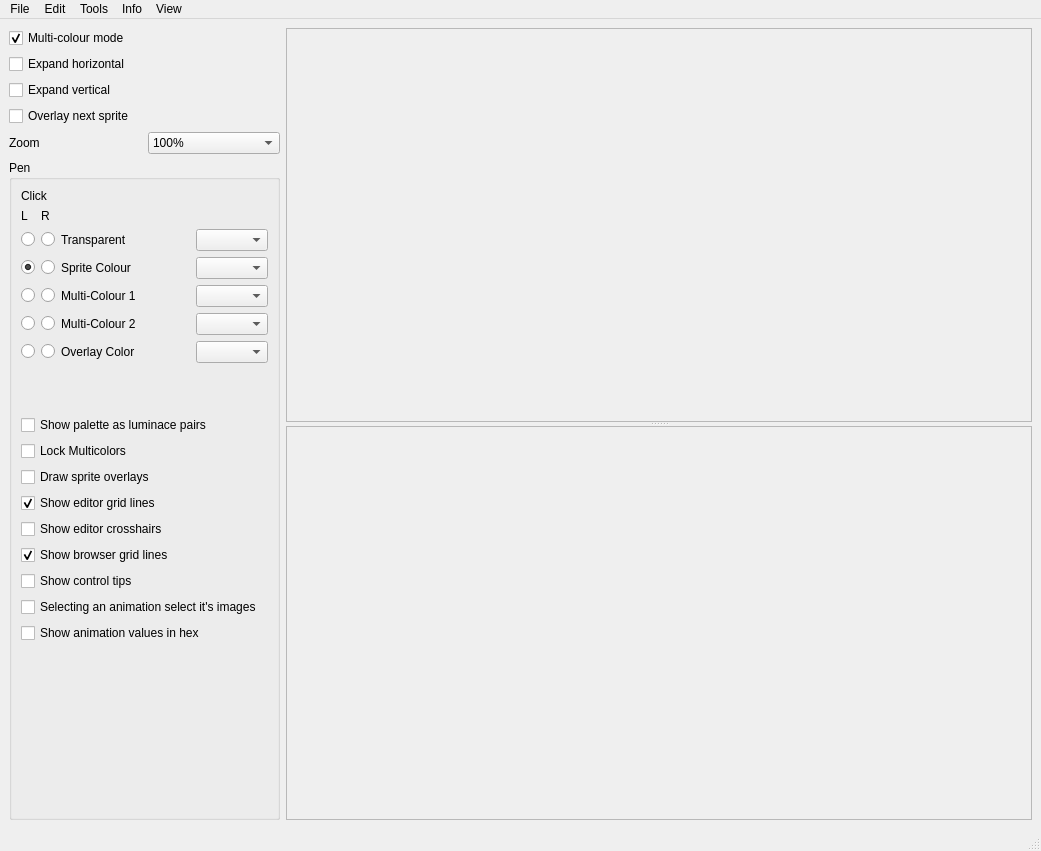
Qt form mainwindow.ui (jowin202/OpenSprite) before a commit.
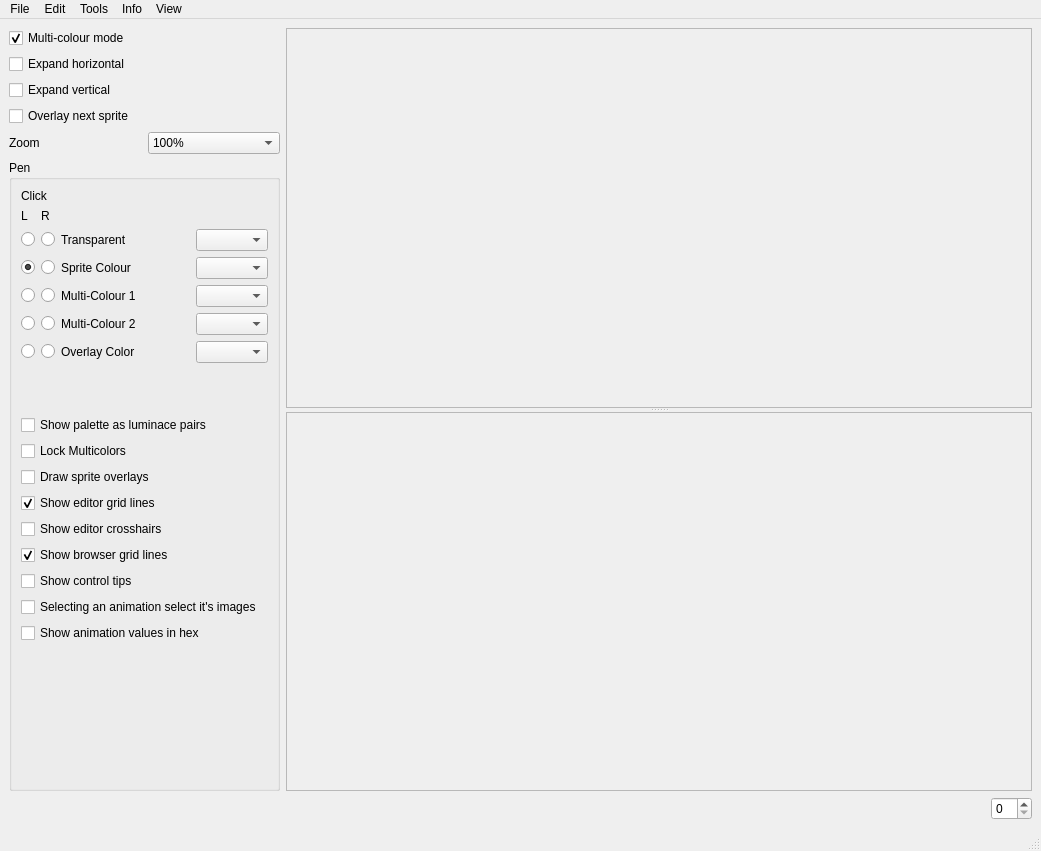
The same form after that commit. Custom widgets are drawn as their Qt base class.

```diff
--- a/mainwindow.ui
+++ b/mainwindow.ui
@@ -15,125 +15,6 @@
   </property>
   <widget class="QWidget" name="centralwidget">
    <layout class="QGridLayout" name="gridLayout_4">
-    <item row="0" column="1">
-     <widget class="QSplitter" name="splitter">
-      <property name="orientation">
-       <enum>Qt::Vertical</enum>
-      </property>
-      <widget class="QScrollArea" name="scrollArea_3">
-       <property name="minimumSize">
-        <size>
-         <width>0</width>
-         <height>190</height>
-        </size>
-       </property>
-       <property name="widgetResizable">
-        <bool>true</bool>
-       </property>
-       <widget class="QWidget" name="scrollAreaWidgetContents_3">
-        <property name="geometry">
-         <rect>
-          <x>0</x>
-          <y>0</y>
-          <width>720</width>
-          <height>371</height>
-         </rect>
-        </property>
-        <layout class="QGridLayout" name="gridLayout_8">
-         <property name="spacing">
-          <number>0</number>
-         </property>
-         <item row="0" column="0">
-          <widget class="Editor" name="label_editor">
-           <property name="mouseTracking">
-            <bool>true</bool>
-           </property>
-           <property name="text">
-            <string/>
-           </property>
-          </widget>
-         </item>
-         <item row="1" column="0">
-          <spacer name="verticalSpacer_4">
-           <property name="orientation">
-            <enum>Qt::Vertical</enum>
-           </property>
-           <property name="sizeHint" stdset="0">
-            <size>
-             <width>20</width>
-             <height>40</height>
-            </size>
-           </property>
-          </spacer>
-         </item>
-         <item row="0" column="1">
-          <spacer name="horizontalSpacer_4">
-           <property name="orientation">
-            <enum>Qt::Horizontal</enum>
-           </property>
-           <property name="sizeHint" stdset="0">
-            <size>
-             <width>40</width>
-             <height>20</height>
-            </size>
-           </property>
-          </spacer>
-         </item>
-        </layout>
-       </widget>
-      </widget>
-      <widget class="QScrollArea" name="scrollArea">
-       <property name="widgetResizable">
-        <bool>true</bool>
-       </property>
-       <widget class="QWidget" name="scrollAreaWidgetContents">
-        <property name="geometry">
-         <rect>
-          <x>0</x>
-          <y>0</y>
-          <width>720</width>
-          <height>400</height>
-         </rect>
-        </property>
-        <layout class="QGridLayout" name="gridLayout_5">
-         <item row="1" column="1">
-          <spacer name="horizontalSpacer_5">
-           <property name="orientation">
-            <enum>Qt::Horizontal</enum>
-           </property>
-           <property name="sizeHint" stdset="0">
-            <size>
-             <width>40</width>
-             <height>20</height>
-            </size>
-           </property>
-          </spacer>
-         </item>
-         <item row="1" column="0">
-          <widget class="Viewer" name="label_viewer">
-           <property name="text">
-            <string/>
-           </property>
-          </widget>
-         </item>
-         <item row="2" column="0">
-          <spacer name="verticalSpacer_2">
-           <property name="orientation">
-            <enum>Qt::Vertical</enum>
-           </property>
-           <property name="sizeHint" stdset="0">
-            <size>
-             <width>20</width>
-             <height>40</height>
-            </size>
-           </property>
-          </spacer>
-         </item>
-        </layout>
-       </widget>
-      </widget>
-     </widget>
-    </item>
     <item row="0" column="0">
      <layout class="QGridLayout" name="gridLayout_3">
       <item row="3" column="0" colspan="2">
@@ -533,19 +414,141 @@
       </item>
      </layout>
     </item>
-    <item row="1" column="1">
-     <spacer name="horizontalSpacer_6">
+    <item row="2" column="1">
+     <spacer name="horizontalSpacer_8">
       <property name="orientation">
        <enum>Qt::Horizontal</enum>
       </property>
       <property name="sizeHint" stdset="0">
        <size>
         <width>40</width>
-        <height>0</height>
+        <height>20</height>
        </size>
       </property>
      </spacer>
     </item>
+    <item row="0" column="1" colspan="3">
+     <widget class="QSplitter" name="splitter">
+      <property name="orientation">
+       <enum>Qt::Vertical</enum>
+      </property>
+      <widget class="QScrollArea" name="scrollArea_3">
+       <property name="minimumSize">
+        <size>
+         <width>0</width>
+         <height>190</height>
+        </size>
+       </property>
+       <property name="widgetResizable">
+        <bool>true</bool>
+       </property>
+       <widget class="QWidget" name="scrollAreaWidgetContents_3">
+        <property name="geometry">
+         <rect>
+          <x>0</x>
+          <y>0</y>
+          <width>720</width>
+          <height>355</height>
+         </rect>
+        </property>
+        <layout class="QGridLayout" name="gridLayout_8">
+         <property name="spacing">
+          <number>0</number>
+         </property>
+         <item row="0" column="0">
+          <widget class="Editor" name="label_editor">
+           <property name="mouseTracking">
+            <bool>true</bool>
+           </property>
+           <property name="text">
+            <string/>
+           </property>
+          </widget>
+         </item>
+         <item row="1" column="0">
+          <spacer name="verticalSpacer_4">
+           <property name="orientation">
+            <enum>Qt::Vertical</enum>
+           </property>
+           <property name="sizeHint" stdset="0">
+            <size>
+             <width>20</width>
+             <height>40</height>
+            </size>
+           </property>
+          </spacer>
+         </item>
+         <item row="0" column="1">
+          <spacer name="horizontalSpacer_4">
+           <property name="orientation">
+            <enum>Qt::Horizontal</enum>
+           </property>
+           <property name="sizeHint" stdset="0">
+            <size>
+             <width>40</width>
+             <height>20</height>
+            </size>
+           </property>
+          </spacer>
+         </item>
+        </layout>
+       </widget>
+      </widget>
+      <widget class="QScrollArea" name="scrollArea">
+       <property name="widgetResizable">
+        <bool>true</bool>
+       </property>
+       <widget class="QWidget" name="scrollAreaWidgetContents">
+        <property name="geometry">
+         <rect>
+          <x>0</x>
+          <y>0</y>
+          <width>720</width>
+          <height>384</height>
+         </rect>
+        </property>
+        <layout class="QGridLayout" name="gridLayout_5">
+         <item row="1" column="1">
+          <spacer name="horizontalSpacer_5">
+           <property name="orientation">
+            <enum>Qt::Horizontal</enum>
+           </property>
+           <property name="sizeHint" stdset="0">
+            <size>
+             <width>40</width>
+             <height>20</height>
+            </size>
+           </property>
+          </spacer>
+         </item>
+         <item row="1" column="0">
+          <widget class="Viewer" name="label_viewer">
+           <property name="text">
+            <string/>
+           </property>
+          </widget>
+         </item>
+         <item row="2" column="0">
+          <spacer name="verticalSpacer_2">
+           <property name="orientation">
+            <enum>Qt::Vertical</enum>
+           </property>
+           <property name="sizeHint" stdset="0">
+            <size>
+             <width>20</width>
+             <height>40</height>
+            </size>
+           </property>
+          </spacer>
+         </item>
+        </layout>
+       </widget>
+      </widget>
+     </widget>
+    </item>
+    <item row="2" column="2" colspan="2">
+     <widget class="QSpinBox" name="spinBox"/>
+    </item>
    </layout>
   </widget>
   <widget class="QMenuBar" name="menubar">
```
Left out of the diff: 55 changed lines with no effect on the pictures.
